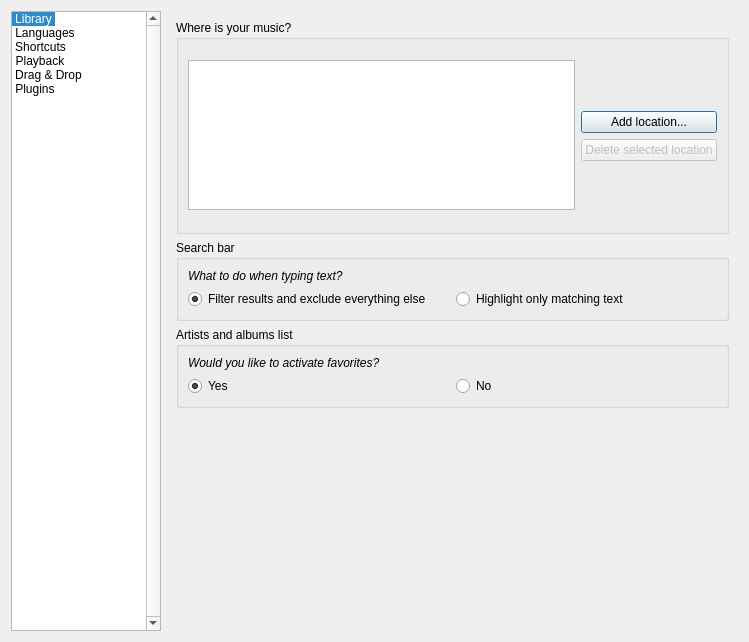
MBach/Miam-Player, file code/MiamPlayer/customizeoptionsdialog.ui: the form before one commit.
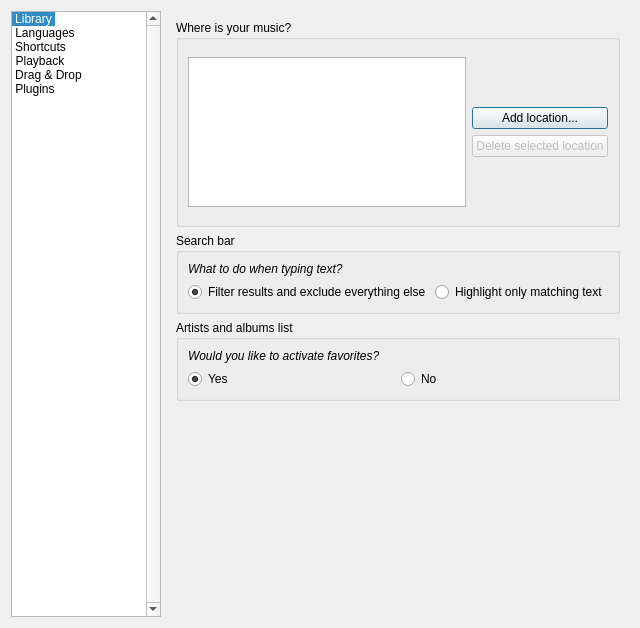
The form after the commit. Icons and pictures are not drawn. Custom widgets are drawn as their Qt base class.

What changed in the file:
```diff
--- a/code/MiamPlayer/customizeoptionsdialog.ui
+++ b/code/MiamPlayer/customizeoptionsdialog.ui
@@ -6,10 +6,16 @@
    <rect>
     <x>0</x>
     <y>0</y>
-    <width>749</width>
-    <height>642</height>
+    <width>640</width>
+    <height>628</height>
    </rect>
   </property>
+  <property name="minimumSize">
+   <size>
+    <width>640</width>
+    <height>480</height>
+   </size>
+  </property>
   <property name="windowTitle">
    <string>Customize general options</string>
   </property>
```
